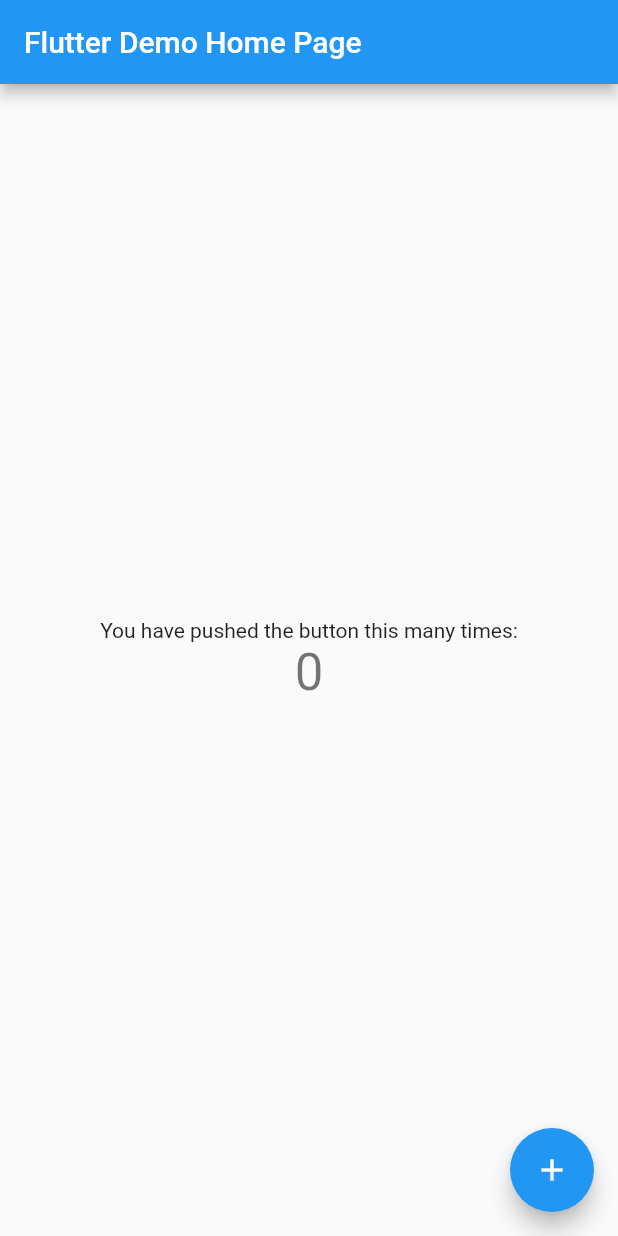
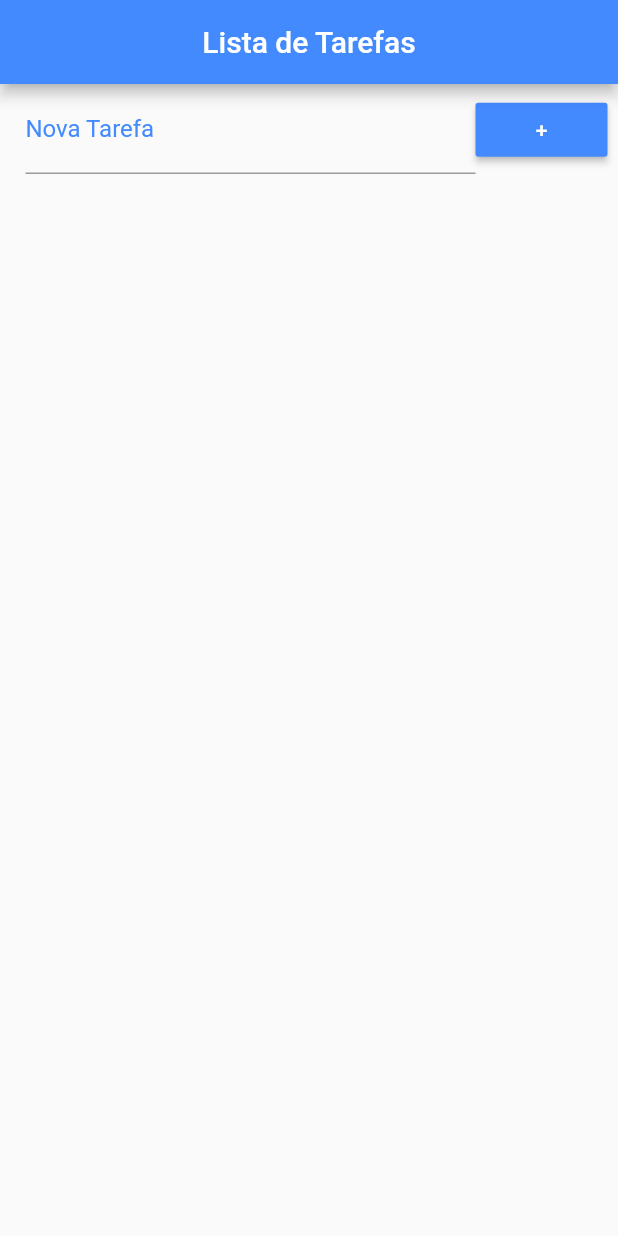
Before and after one commit to raphaeroo/todo_flutter, a Flutter app: the screen it shows after launch, on a phone screen of 412 x 824 dp. Run offline on Flutter 3.47's test engine with Material 2 defaults, Android fonts, the phone set to English and light mode, and no system bars.

Commit message:
finish app

```diff
--- a/lib/main.dart
+++ b/lib/main.dart
@@ -1,117 +1,192 @@
+import 'dart:convert';
+import 'dart:io';
+import 'dart:async';
 import 'package:flutter/material.dart';
+import 'package:path_provider/path_provider.dart';
 
 void main() {
-  runApp(MyApp());
+  runApp(MaterialApp(
+    debugShowCheckedModeBanner: false,
+    home: new Home(),
+  ));
 }
 
-class MyApp extends StatelessWidget {
-  // This widget is the root of your application.
+class Home extends StatefulWidget {
   @override
-  Widget build(BuildContext context) {
-    return MaterialApp(
-      title: 'Flutter Demo',
-      theme: ThemeData(
-        // This is the theme of your application.
-        //
-        // Try running your application with "flutter run". You'll see the
-        // application has a blue toolbar. Then, without quitting the app, try
-        // changing the primarySwatch below to Colors.green and then invoke
-        // "hot reload" (press "r" in the console where you ran "flutter run",
-        // or simply save your changes to "hot reload" in a Flutter IDE).
-        // Notice that the counter didn't reset back to zero; the application
-        // is not restarted.
-        primarySwatch: Colors.blue,
-        // This makes the visual density adapt to the platform that you run
-        // the app on. For desktop platforms, the controls will be smaller and
-        // closer together (more dense) than on mobile platforms.
-        visualDensity: VisualDensity.adaptivePlatformDensity,
-      ),
-      home: MyHomePage(title: 'Flutter Demo Home Page'),
-    );
-  }
+  _HomeState createState() => _HomeState();
 }
 
-class MyHomePage extends StatefulWidget {
-  MyHomePage({Key key, this.title}) : super(key: key);
+class _HomeState extends State<Home> {
+  final _todoController = TextEditingController();
 
-  // This widget is the home page of your application. It is stateful, meaning
-  // that it has a State object (defined below) that contains fields that affect
-  // how it looks.
-
-  // This class is the configuration for the state. It holds the values (in this
-  // case the title) provided by the parent (in this case the App widget) and
-  // used by the build method of the State. Fields in a Widget subclass are
-  // always marked "final".
-
-  final String title;
+  List _toDoList = [];
+  Map<String, dynamic> _lastRemoved;
+  int _lastRemovedPos;
 
   @override
-  _MyHomePageState createState() => _MyHomePageState();
+  void initState() {
+    super.initState();
+
+    _readData().then((data) {
+      setState(() {
+        _toDoList = json.decode(data);
+      });
+    });
   }
 
-class _MyHomePageState extends State<MyHomePage> {
-  int _counter = 0;
+  void _addTodo() {
+    setState(() {
+      Map<String, dynamic> newTodo = Map();
 
-  void _incrementCounter() {
+      newTodo['title'] = _todoController.text;
+      _todoController.text = '';
+      newTodo['ok'] = false;
+
+      _toDoList.add(newTodo);
+      _saveData();
+    });
+  }
+
+  Future<Null> _refresh() async {
+    await Future.delayed(Duration(seconds: 1));
+
     setState(() {
-      // This call to setState tells the Flutter framework that something has
-      // changed in this State, which causes it to rerun the build method below
-      // so that the display can reflect the updated values. If we changed
-      // _counter without calling setState(), then the build method would not be
-      // called again, and so nothing would appear to happen.
-      _counter++;
+      _toDoList.sort((a, b) {
+        if (a['ok'] && !b['ok']) {
+          return 1;
+        } else if (!a['ok'] && b['ok']) {
+          return -1;
+        } else {
+          return 0;
+        }
       });
+
+      _saveData();
+    });
+
+    return null;
+  }
+
+  Widget buildItem(BuildContext context, int index) {
+    return Dismissible(
+      key: Key(DateTime.now().millisecondsSinceEpoch.toString()),
+      background: Container(
+        color: Colors.red,
+        child: Align(
+          alignment: Alignment(-0.9, 0),
+          child: Icon(Icons.delete, color: Colors.white),
+        ),
+      ),
+      direction: DismissDirection.startToEnd,
+      onDismissed: (direction) {
+        setState(() {
+          _lastRemoved = Map.from(_toDoList[index]);
+          _lastRemovedPos = index;
+          _toDoList.removeAt(index);
+
+          _saveData();
+
+          final snack = SnackBar(
+            content: Text('Tarefa \"${_lastRemoved['title']}\" removida'),
+            duration: Duration(seconds: 2),
+            action: SnackBarAction(
+              label: 'Desfazer',
+              onPressed: () {
+                setState(() {
+                  _toDoList.insert(_lastRemovedPos, _lastRemoved);
+                  _saveData();
+                });
+              },
+            ),
+          );
+
+          Scaffold.of(context).showSnackBar(snack);
+        });
+      },
+      child: CheckboxListTile(
+        title: Text(_toDoList[index]['title']),
+        value: _toDoList[index]['ok'],
+        secondary: CircleAvatar(
+          child: Icon(_toDoList[index]['ok'] ? Icons.check : Icons.error),
+        ),
+        onChanged: (checked) {
+          setState(() {
+            _toDoList[index]['ok'] = checked;
+            _saveData();
+          });
+        },
+      ),
+    );
   }
 
   @override
   Widget build(BuildContext context) {
-    // This method is rerun every time setState is called, for instance as done
-    // by the _incrementCounter method above.
-    //
-    // The Flutter framework has been optimized to make rerunning build methods
-    // fast, so that you can just rebuild anything that needs updating rather
-    // than having to individually change instances of widgets.
     return Scaffold(
         appBar: AppBar(
-        // Here we take the value from the MyHomePage object that was created by
-        // the App.build method, and use it to set our appbar title.
-        title: Text(widget.title),
+          title: Text('Lista de Tarefas'),
+          backgroundColor: Colors.blueAccent,
+          centerTitle: true,
         ),
-      body: Center(
-        // Center is a layout widget. It takes a single child and positions it
-        // in the middle of the parent.
+        body: new GestureDetector(
+          onTap: () {
+            FocusScope.of(context).requestFocus(new FocusNode());
+          },
           child: Column(
-          // Column is also a layout widget. It takes a list of children and
-          // arranges them vertically. By default, it sizes itself to fit its
-          // children horizontally, and tries to be as tall as its parent.
-          //
-          // Invoke "debug painting" (press "p" in the console, choose the
-          // "Toggle Debug Paint" action from the Flutter Inspector in Android
-          // Studio, or the "Toggle Debug Paint" command in Visual Studio Code)
-          // to see the wireframe for each widget.
-          //
-          // Column has various properties to control how it sizes itself and
-          // how it positions its children. Here we use mainAxisAlignment to
-          // center the children vertically; the main axis here is the vertical
-          // axis because Columns are vertical (the cross axis would be
-          // horizontal).
-          mainAxisAlignment: MainAxisAlignment.center,
             children: <Widget>[
-            Text(
-              'You have pushed the button this many times:',
+              Container(
+                padding: EdgeInsets.fromLTRB(17, 1, 7, 1),
+                child: Row(
+                  children: <Widget>[
+                    Expanded(
+                      child: TextField(
+                        controller: _todoController,
+                        decoration: InputDecoration(
+                            labelText: 'Nova Tarefa',
+                            labelStyle: TextStyle(color: Colors.blueAccent)),
                       ),
-            Text(
-              '$_counter',
-              style: Theme.of(context).textTheme.headline4,
                     ),
+                    RaisedButton(
+                      onPressed: _addTodo,
+                      color: Colors.blueAccent,
+                      child: Text('+'),
+                      textColor: Colors.white,
+                    )
                   ],
                 ),
               ),
-      floatingActionButton: FloatingActionButton(
-        onPressed: _incrementCounter,
-        tooltip: 'Increment',
-        child: Icon(Icons.add),
-      ), // This trailing comma makes auto-formatting nicer for build methods.
-    );
+              Expanded(
+                  child: RefreshIndicator(
+                onRefresh: _refresh,
+                child: ListView.builder(
+                    padding: EdgeInsets.only(top: 10),
+                    itemCount: _toDoList.length,
+                    itemBuilder: buildItem),
+              ))
+            ],
+          ),
+        ));
+  }
+
+  Future<File> _getFile() async {
+    final directory = await getApplicationDocumentsDirectory();
+
+    return File('${directory.path}/data.json');
+  }
+
+  Future<File> _saveData() async {
+    String data = json.encode(_toDoList);
+    final file = await _getFile();
+
+    return file.writeAsString(data);
+  }
+
+  Future<String> _readData() async {
+    try {
+      final file = await _getFile();
+
+      return file.readAsString();
+    } catch (e) {
+      return null;
     }
   }
+}
```
Also changed, not shown: 4 other files. Lines whose indentation alone changed are shown as unchanged.
